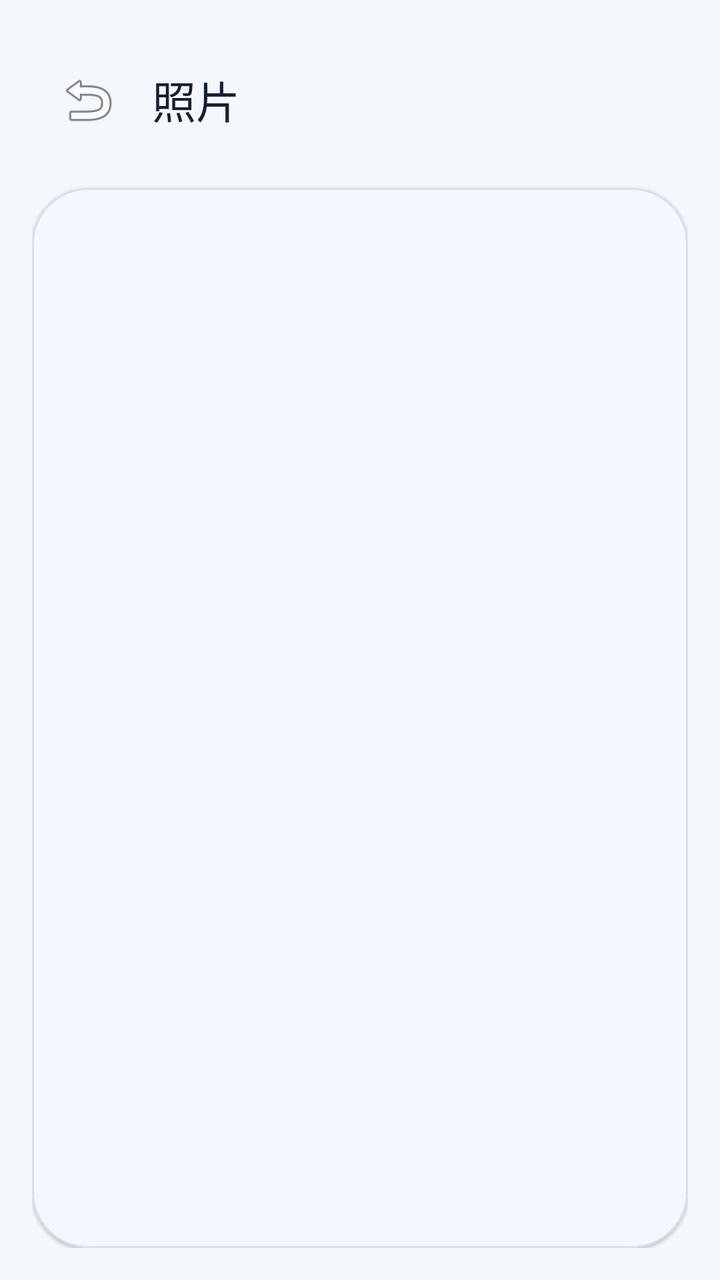
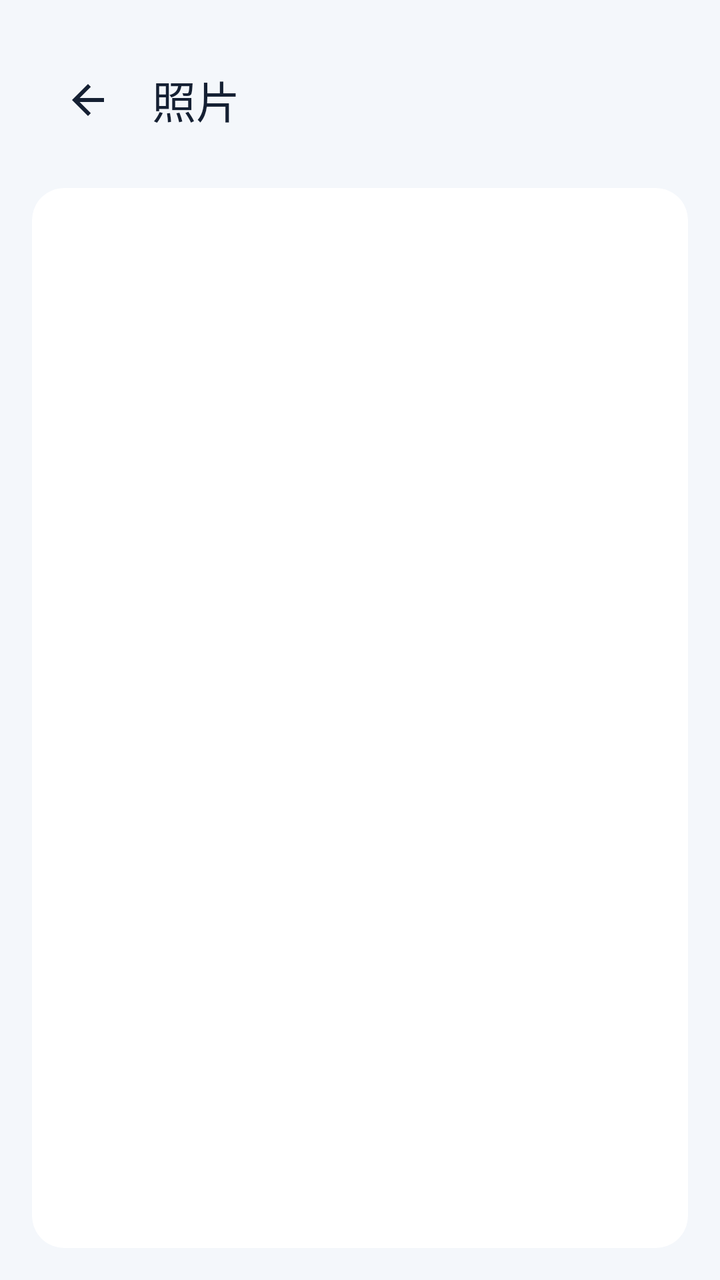

Two renders of the same Android screen: before a commit and after it. Below are the layout's source before the change and the commit's diff.
<!-- AndroidManifest.xml: application theme Theme.CarSpeed -->
<!-- res/layout/activity_photo_preview.xml -->
<?xml version="1.0" encoding="utf-8"?>
<LinearLayout xmlns:android="http://schemas.android.com/apk/res/android"
    xmlns:app="http://schemas.android.com/apk/res-auto"
    android:layout_width="match_parent"
    android:layout_height="match_parent"
    android:background="@color/brand_sand"
    android:orientation="vertical"
    android:paddingStart="16dp"
    android:paddingTop="18dp"
    android:paddingEnd="16dp"
    android:paddingBottom="16dp">

    <com.google.android.material.appbar.MaterialToolbar
        android:id="@+id/toolbar"
        android:layout_width="match_parent"
        android:layout_height="wrap_content"
        android:backgroundTint="@android:color/transparent"
        app:navigationIcon="@android:drawable/ic_menu_revert"
        app:title="@string/photo_preview_title"
        app:titleTextColor="@color/text_primary" />

    <com.google.android.material.card.MaterialCardView
        style="@style/Widget.CarSpeed.Card"
        android:layout_width="match_parent"
        android:layout_height="0dp"
        android:layout_marginTop="12dp"
        android:layout_weight="1">

        <ImageView
            android:id="@+id/ivPhoto"
            android:layout_width="match_parent"
            android:layout_height="match_parent"
            android:contentDescription="@string/photo_preview_title"
            android:padding="12dp"
            android:scaleType="fitCenter" />
    </com.google.android.material.card.MaterialCardView>

</LinearLayout>
<!-- resources referenced by this layout -->
<resources>
  <color name="brand_sand">#F4F7FB</color>
  <color name="text_primary">#152033</color>
  <string name="photo_preview_title">照片</string>
  <style name="Widget.CarSpeed.Card" parent="Widget.Material3.CardView.Elevated">
          <item name="cardBackgroundColor">@color/surface_primary</item>
          <item name="strokeColor">@color/divider_soft</item>
          <item name="strokeWidth">1dp</item>
          <item name="cardCornerRadius">28dp</item>
      </style>
  <style name="Theme.CarSpeed" parent="Theme.Material3.DayNight.NoActionBar">
          <item name="colorPrimary">@color/brand_blue</item>
          <item name="colorSecondary">@color/brand_teal</item>
          <item name="colorSurface">@color/surface_primary</item>
          <item name="android:colorBackground">@color/brand_sand</item>
          <item name="android:statusBarColor">@android:color/transparent</item>
          <item name="android:navigationBarColor">@color/brand_navy</item>
          <item name="android:windowLightStatusBar">true</item>
          <item name="materialCardViewFilledStyle">@style/Widget.CarSpeed.Card</item>
      </style>
  <color name="surface_primary">#FFFFFF</color>
  <color name="divider_soft">#D7E0EB</color>
  <color name="brand_blue">#2E6BFF</color>
  <color name="brand_teal">#1FB8A6</color>
  <color name="brand_navy">#0E1A2B</color>
</resources>

<!-- the commit's change to res/layout/activity_photo_preview.xml (unified diff, before → after) -->
@@ -15,7 +15,7 @@
         android:layout_width="match_parent"
         android:layout_height="wrap_content"
         android:backgroundTint="@android:color/transparent"
-        app:navigationIcon="@android:drawable/ic_menu_revert"
+        app:navigationIcon="@drawable/ic_nav_back"
         app:title="@string/photo_preview_title"
         app:titleTextColor="@color/text_primary" />
 
@@ -31,7 +31,6 @@
             android:layout_width="match_parent"
             android:layout_height="match_parent"
             android:contentDescription="@string/photo_preview_title"
-            android:padding="12dp"
             android:scaleType="fitCenter" />
     </com.google.android.material.card.MaterialCardView>
 
<!-- resource entries referenced after the edit -->
@@ -2,12 +2,24 @@
 <resources>
   <color name="brand_sand">#F4F7FB</color>
   <color name="text_primary">#152033</color>
+  <!-- drawable ic_nav_back (drawable) -->
+  <?xml version="1.0" encoding="utf-8"?>
+  <vector xmlns:android="http://schemas.android.com/apk/res/android"
+      android:width="24dp"
+      android:height="24dp"
+      android:viewportWidth="24"
+      android:viewportHeight="24"
+      android:tint="@color/text_primary">
+      <path
+          android:fillColor="@android:color/white"
+          android:pathData="M20,11H7.83l5.59,-5.59L12,4l-8,8 8,8 1.41,-1.41L7.83,13H20z" />
+  </vector>
   <string name="photo_preview_title">照片</string>
   <style name="Widget.CarSpeed.Card" parent="Widget.Material3.CardView.Elevated">
           <item name="cardBackgroundColor">@color/surface_primary</item>
-          <item name="strokeColor">@color/divider_soft</item>
-          <item name="strokeWidth">1dp</item>
-          <item name="cardCornerRadius">28dp</item>
+          <item name="strokeWidth">0dp</item>
+          <item name="cardCornerRadius">16dp</item>
+          <item name="cardElevation">0dp</item>
       </style>
   <style name="Theme.CarSpeed" parent="Theme.Material3.DayNight.NoActionBar">
           <item name="colorPrimary">@color/brand_blue</item>
@@ -15,14 +27,20 @@
           <item name="colorSurface">@color/surface_primary</item>
           <item name="android:colorBackground">@color/brand_sand</item>
           <item name="android:statusBarColor">@android:color/transparent</item>
-          <item name="android:navigationBarColor">@color/brand_navy</item>
+          <item name="android:navigationBarColor">@color/brand_sand</item>
           <item name="android:windowLightStatusBar">true</item>
+          <item name="android:windowLightNavigationBar" tools:targetApi="27">true</item>
+          <item name="materialButtonStyle">@style/Widget.CarSpeed.Button</item>
           <item name="materialCardViewFilledStyle">@style/Widget.CarSpeed.Card</item>
       </style>
   <color name="surface_primary">#FFFFFF</color>
-  <color name="divider_soft">#D7E0EB</color>
   <color name="brand_blue">#2E6BFF</color>
   <color name="brand_teal">#1FB8A6</color>
-  <color name="brand_navy">#0E1A2B</color>
+  <style name="Widget.CarSpeed.Button" parent="Widget.Material3.Button">
+          <item name="cornerRadius">12dp</item>
+          <item name="android:minHeight">48dp</item>
+          <item name="android:insetTop">0dp</item>
+          <item name="android:insetBottom">0dp</item>
+      </style>
 </resources>
 
